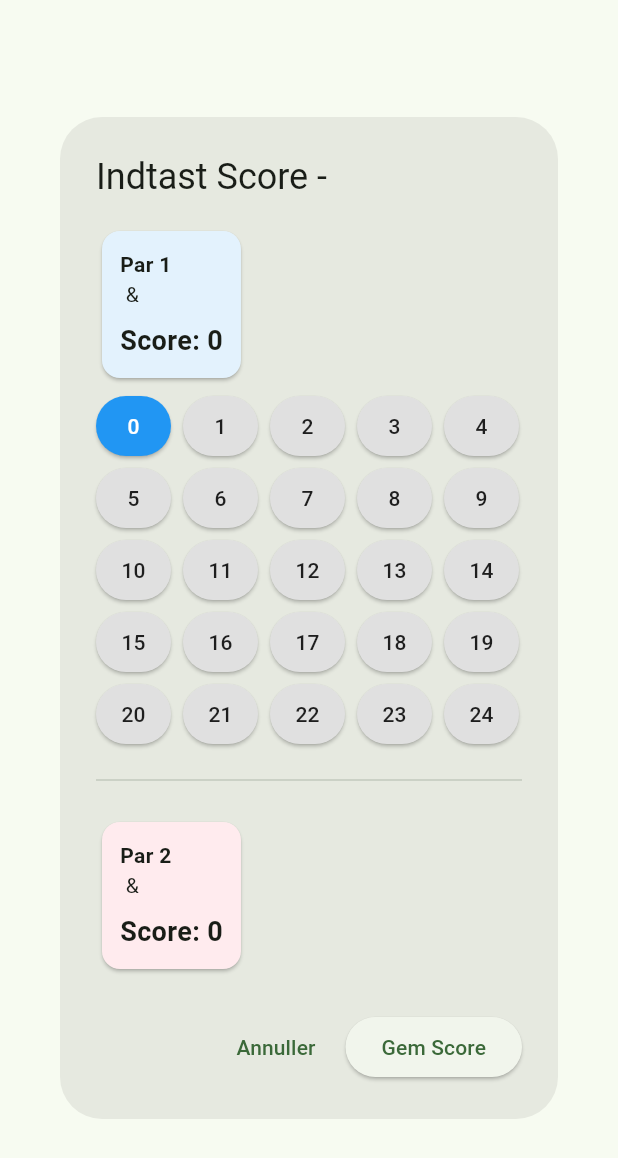
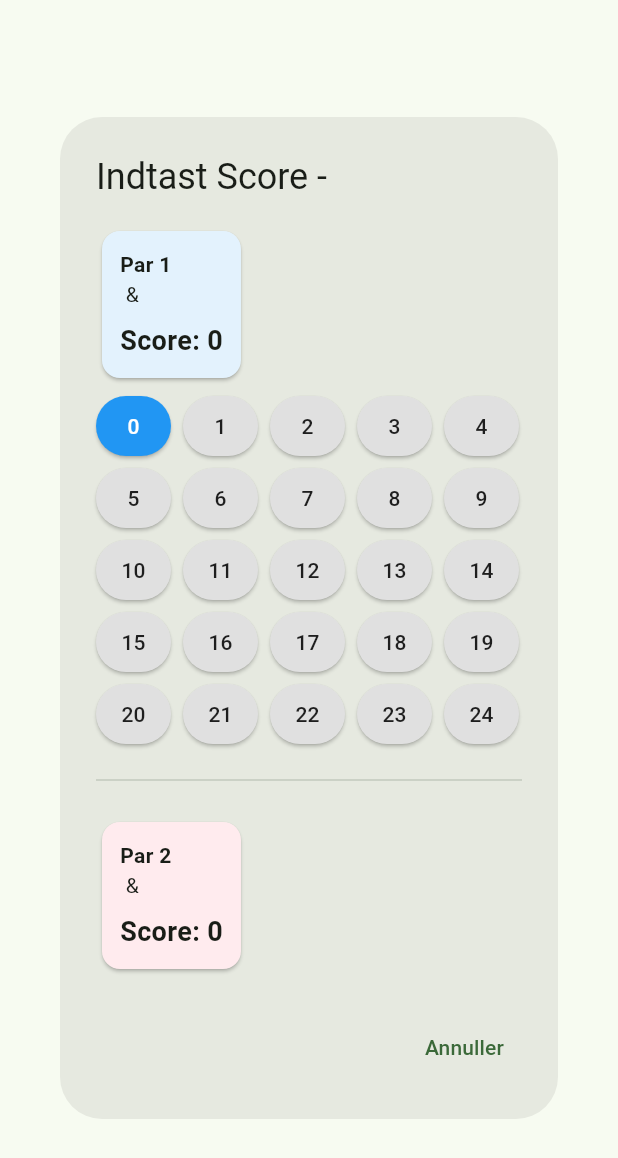
Before and after one commit to aerodk/ubiquitous-octo-disco, a Flutter app: the ScoreInputDialog widget shown alone on an empty page, opened directly with empty values, on a phone screen of 412 x 824 dp. Shown: the top 1158 px of the screen. Run offline on Flutter 3.47's test engine with Material 3 defaults, Android fonts, the light colour scheme and no system bars; our stand-ins replace csv, shared_preferences; accounts and stored records are empty.

Commit message:
Auto close match score on select score

```diff
--- a/lib/widgets/match_card.dart
+++ b/lib/widgets/match_card.dart
@@ -167,6 +167,7 @@ class _ScoreInputDialogState extends State<ScoreInputDialog> {
         // Auto-calculate team 1 score (total points - team2)
         _team1Score = widget.maxPoints - score;
       }
+      popClose();
     });
   }
 
@@ -266,19 +267,15 @@ class _ScoreInputDialogState extends State<ScoreInputDialog> {
         TextButton(
           onPressed: () => Navigator.pop(context),
           child: const Text('Annuller'),
-        ),
-        ElevatedButton(
-          onPressed: _team1Score != null && _team2Score != null
-              ? () {
-                  Navigator.pop(context, {
+        )
+      ],
+    );
+  }
+
+  void popClose() {
+    Navigator.pop(context, {
                     'team1Score': _team1Score,
                     'team2Score': _team2Score,
                   });
-                }
-              : null,
-          child: const Text('Gem Score'),
-        ),
-      ],
-    );
   }
 }
```
